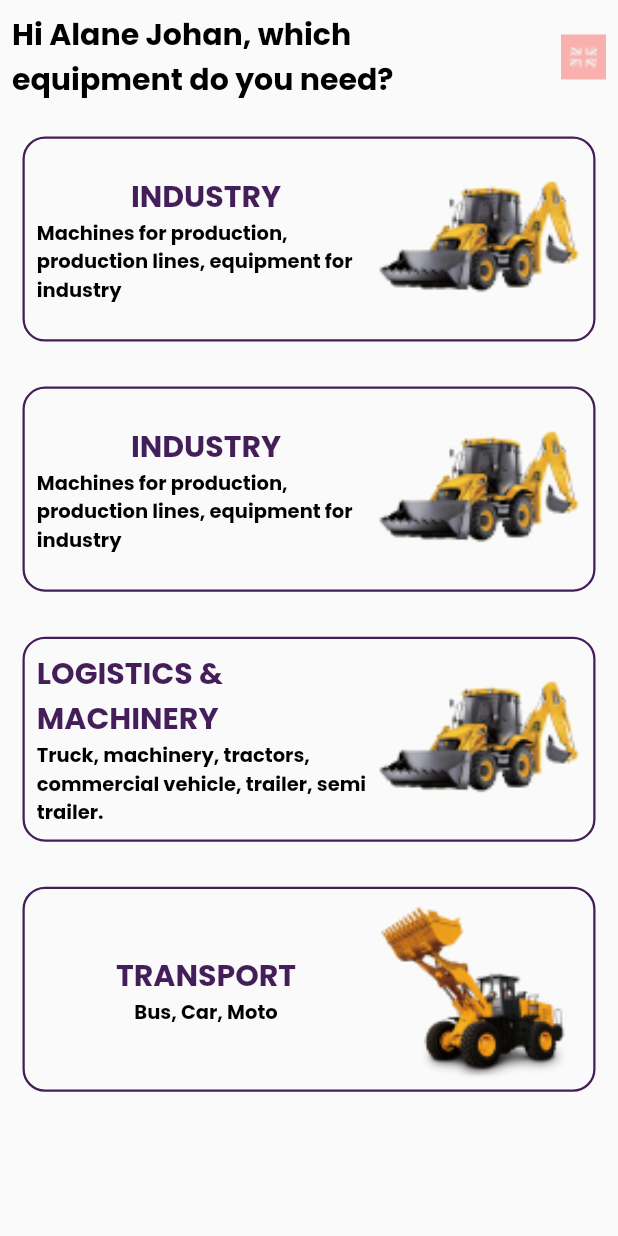
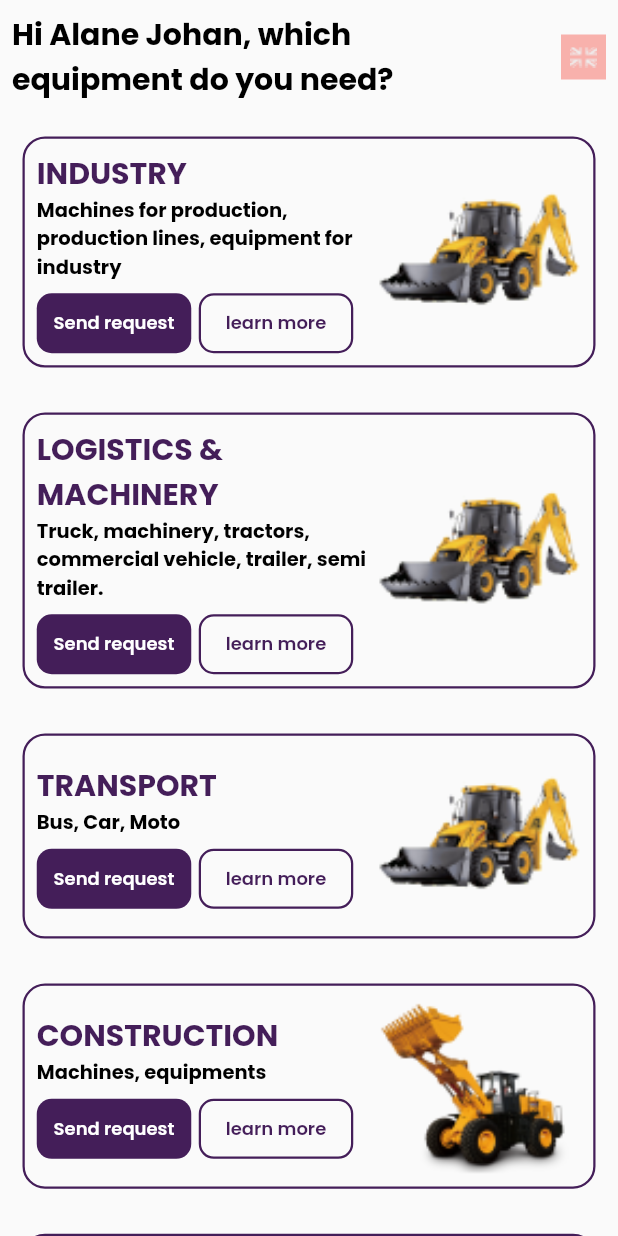
Before and after one commit to Daniel-TheProgrammer/sikatronic_equipment, a Flutter app: the screen it shows after launch, on a phone screen of 412 x 824 dp. Run offline on Flutter 3.47's test engine with Material 2 defaults, Android fonts, the phone set to English and light mode, and no system bars; our stand-ins replace get, google_fonts.

Commit message:
completed validation and request screen

```diff
--- a/lib/models/product.dart
+++ b/lib/models/product.dart
@@ -16,11 +16,6 @@ List<Product> products = [
           'Machines for production, production lines, equipment for industry',
       image: 'assets/prodList/1.png'),
   Product(
-      label: 'industry',
-      description:
-          'Machines for production, production lines, equipment for industry',
-      image: 'assets/prodList/1.png'),
-  Product(
       label: 'logistics & machinery',
       description:
           'Truck, machinery, tractors, commercial vehicle, trailer, semi trailer. ',
@@ -28,5 +23,26 @@ List<Product> products = [
   Product(
       label: 'transport',
       description: 'Bus, Car, Moto',
-      image: 'assets/prodList/3.png'),
+      image: 'assets/prodList/2.png'),
+  Product(
+      label: 'construction',
+      description: 'Machines, equipments',
+      image: 'assets/prodList/4.png'),
+  Product(
+      label: 'agriculture & breeding',
+      description: 'Machines, engines,equipements',
+      image: 'assets/prodList/4.png'),
+  Product(
+      label: 'trading',
+      description: 'Agri-food,construction,raw materials for insdustries',
+      image: 'assets/prodList/7.png'),
+  Product(
+      label: 'maintenance',
+      description: 'Maintenance of machines or equivalence',
+      image: 'assets/prodList/2.png'),
+  Product(
+      label: 'other services',
+      description:
+          'we provide diverse sets of services to our clients, get in touch to know more',
+      image: 'assets/prodList/6.png'),
 ];
--- a/lib/models/product_model.dart
+++ b/lib/models/product_model.dart
@@ -25,9 +25,13 @@ class ProductModel extends StatelessWidget {
         borderRadius: BorderRadius.circular(15),
       ),
       child: Row(
+        mainAxisAlignment: MainAxisAlignment.start,
         children: [
           Expanded(
-            child: Column(children: [
+            child: Column(
+                mainAxisAlignment: MainAxisAlignment.spaceBetween,
+                crossAxisAlignment: CrossAxisAlignment.start,
+                children: [
                   Text(
                     label.toUpperCase(),
                     maxLines: 2,
@@ -50,6 +54,63 @@ class ProductModel extends StatelessWidget {
                       color: Colors.black,
                     ),
                   ),
+                  const SizedBox(
+                    height: 8,
+                  ),
+                  Row(
+                    children: [
+                      GestureDetector(
+                        onTap: () {},
+                        child: Container(
+                          height: 40,
+                          width: Get.width / 4,
+                          decoration: BoxDecoration(
+                            borderRadius: BorderRadius.circular(10),
+                            color: AppColor.textColor,
+                          ),
+                          child: Center(
+                            child: Text(
+                              'Send request',
+                              style: GoogleFonts.poppins(
+                                fontSize: 12,
+                                color: Colors.white,
+                                fontWeight: FontWeight.w600,
+                                height: 1.2,
+                              ),
+                            ),
+                          ),
+                        ),
+                      ),
+                      const SizedBox(
+                        width: 5,
+                      ),
+                      GestureDetector(
+                        onTap: () {},
+                        child: Container(
+                          height: 40,
+                          width: Get.width / 4,
+                          decoration: BoxDecoration(
+                            borderRadius: BorderRadius.circular(10),
+                            border: Border.all(
+                              width: 1.5,
+                              color: AppColor.textColor,
+                            ),
+                          ),
+                          child: Center(
+                            child: Text(
+                              'learn more',
+                              style: GoogleFonts.poppins(
+                                fontSize: 12,
+                                color: AppColor.textColor,
+                                fontWeight: FontWeight.w600,
+                                height: 1.2,
+                              ),
+                            ),
+                          ),
+                        ),
+                      ),
+                    ],
+                  )
                 ]),
           ),
           SizedBox(
--- a/lib/pages_route.dart
+++ b/lib/pages_route.dart
@@ -10,4 +10,5 @@ List<GetPage<dynamic>> pages = [
   GetPage(name: '/secondScreen', page: (() => const SecondScreen())),
   GetPage(name: '/thirdScreen', page: (() => const ThirdScreen())),
   GetPage(name: '/registrationScreen', page: (() => RegitrationScreen())),
+  GetPage(name: '/registrationScreen', page: (() => RegitrationScreen()))
 ];
--- a/lib/screens/lot_of_screen/registration.dart
+++ b/lib/screens/lot_of_screen/registration.dart
@@ -89,7 +89,7 @@ class RegitrationScreen extends StatelessWidget {
                 allowKeyboard: false,
                 controller: _countryEditingController,
                 widget:
-                    //here i just added a dummy widget but in future it will be a package that display countries, also you can't type
+                    //here i just add a dummy widget but in furure in will be a backage that display countries, also you cant type
                     Row(children: [
                   Container(
                     color: Colors.red.shade200,
```
Also changed, not shown: assets/prodList/7.png (added). Lines whose indentation alone changed are shown as unchanged.
